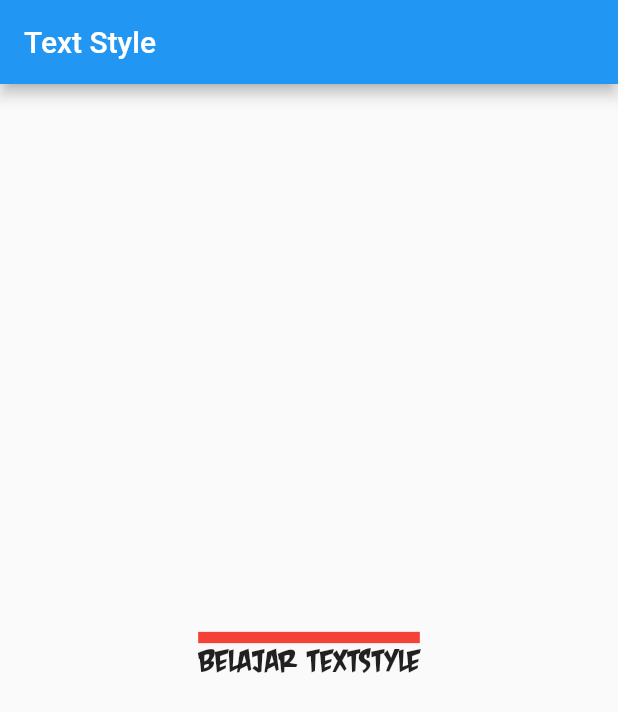
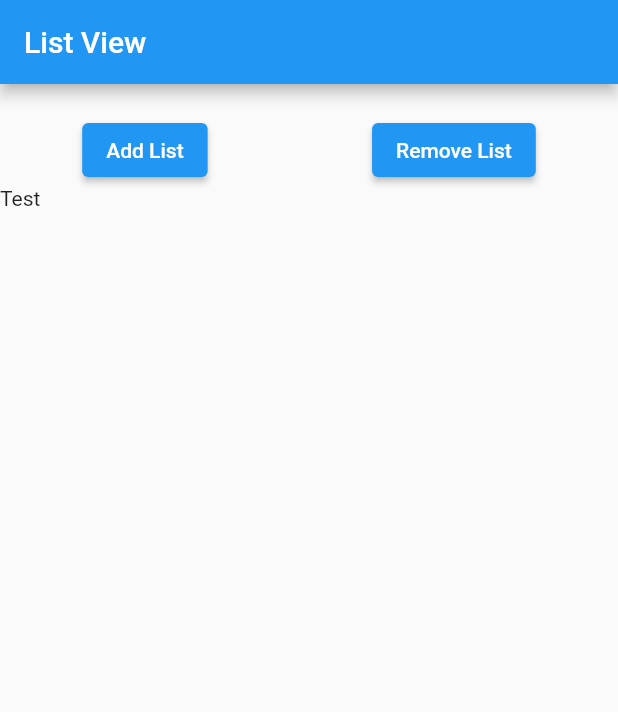
Before and after one commit to cecep29/flutter_basic, a Flutter app: the screen it shows after launch, on a phone screen of 412 x 824 dp. Shown: the top 712 px of the screen. Run offline on Flutter 3.47's test engine with Material 2 defaults, Android fonts, the phone set to English and light mode, and no system bars.

Commit message:
listview add remove

```diff
--- a/lib/main.dart
+++ b/lib/main.dart
@@ -4,26 +4,61 @@ void main() {
   runApp(const MyApp());
 }
 
-class MyApp extends StatelessWidget {
+class MyApp extends StatefulWidget {
   const MyApp({super.key});
+
+  @override
+  State<MyApp> createState() => _MyAppState();
+}
+
+class _MyAppState extends State<MyApp> {
+  List<Widget> myList = [const Text('Test')];
+
+  int number = 1;
 
   @override
   Widget build(BuildContext context) {
     return MaterialApp(
       home: Scaffold(
         appBar: AppBar(
-          title: const Text('Text Style'),
+          title: const Text('List View'),
         ),
-        body: const Center(
-          child: Text(
-            'Belajar TextStyle',
-            style: TextStyle(
-                fontSize: 30,
-                fontFamily: 'CrashLanding',
-                decoration: TextDecoration.overline,
-                decorationColor: Colors.red,
-                decorationThickness: 5),
-          ),
+        body: Column(
+          children: [
+            const SizedBox(
+              height: 20,
+            ),
+            Row(
+              mainAxisAlignment: MainAxisAlignment.spaceAround,
+              children: [
+                ElevatedButton(
+                  child: const Text('Add List'),
+                  onPressed: () {
+                    setState(() {
+                      myList.add(
+                        Text(' List ke: $number'),
+                      );
+                      number++;
+                    });
+                  },
+                ),
+                ElevatedButton(
+                  child: const Text('Remove List'),
+                  onPressed: () {
+                    setState(() {
+                      myList.removeLast();
+                      number = number - 1;
+                    });
+                  },
+                )
+              ],
+            ),
+            Expanded(
+              child: ListView(
+                children: myList.toList(),
+              ),
+            )
+          ],
         ),
       ),
     );
```
